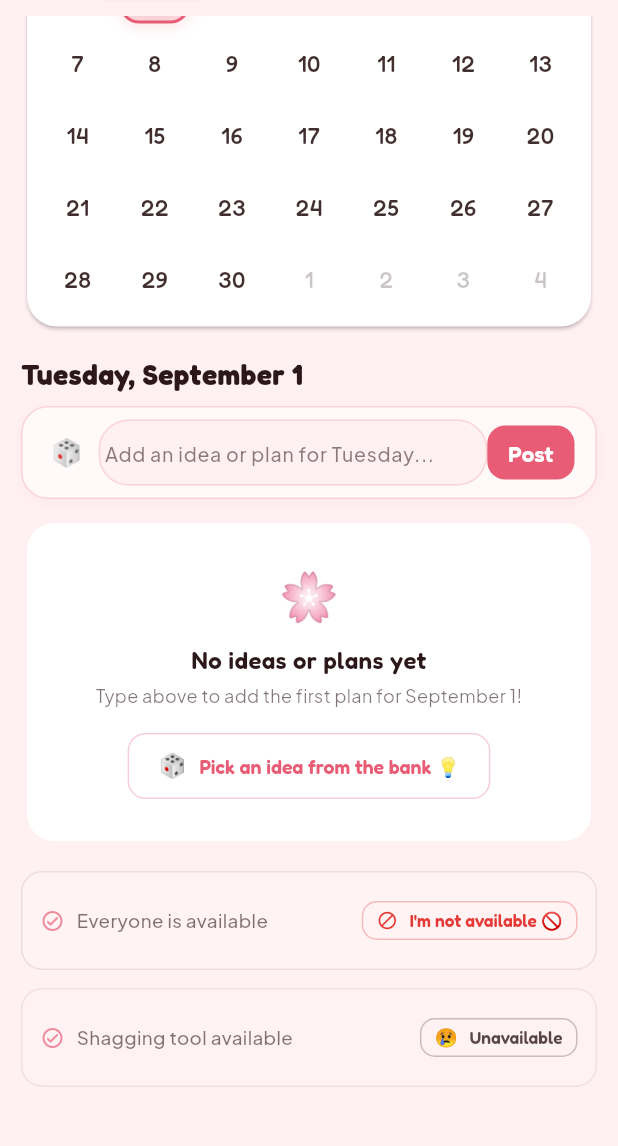
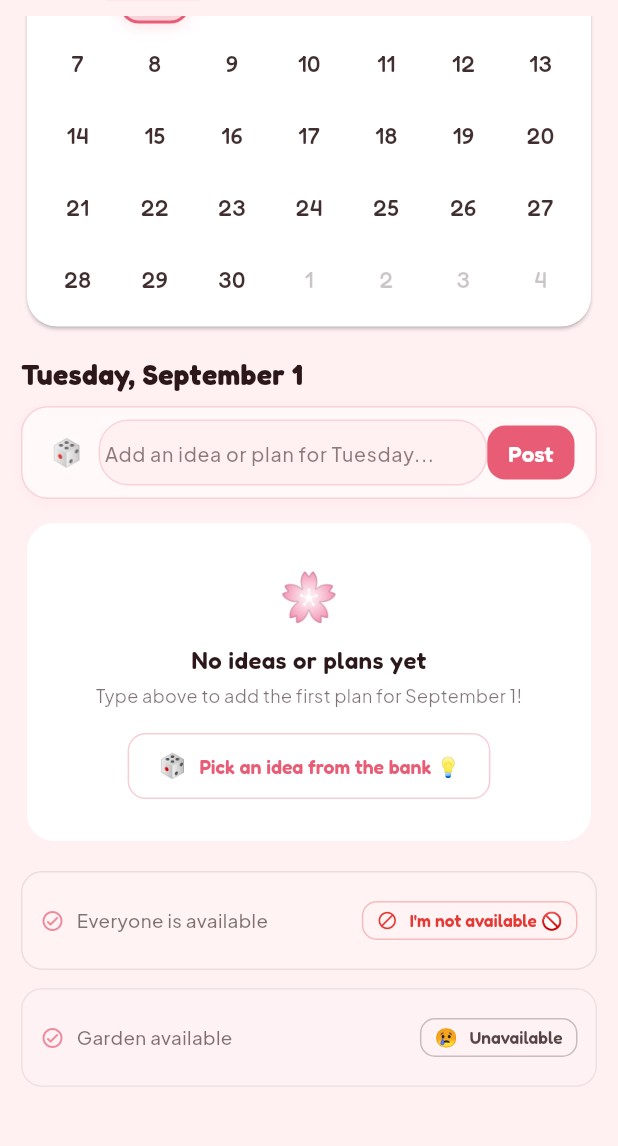
Before and after one commit to MaximeBruneau/Planner, a Flutter app: the CalendarScreen screen opened directly, scrolled down 135 dp, on a phone screen of 412 x 824 dp, the part 68-1214 px from its top. Run offline on Flutter 3.47's test engine with Material 3 defaults, Android fonts, the phone set to English and light mode, and no system bars; drawn by our look-alikes of table_calendar; our stand-ins replace cloud_firestore, firebase_auth, firebase_core, flutter_local_notifications, flutter_riverpod, google_fonts and 3 more; accounts and stored records are empty.

Commit message:
refactor(calendar): rename shaging tool to garden unavailable in UI

```diff
--- a/lib/views/calendar/widgets/selected_day_unavailability_card.dart
+++ b/lib/views/calendar/widgets/selected_day_unavailability_card.dart
@@ -258,7 +258,7 @@ class SelectedDayUnavailabilityCard extends StatelessWidget {
                 const SizedBox(width: 8),
                 Expanded(
                   child: Text(
-                    "Shagging tool unavailable 😢 (${shaggingAvailabilities.length})",
+                    "Garden unavailable 😢 (${shaggingAvailabilities.length})",
                     style: GoogleFonts.fredoka(
                       fontSize: 14,
                       fontWeight: FontWeight.w600,
@@ -352,7 +352,7 @@ class SelectedDayUnavailabilityCard extends StatelessWidget {
           const SizedBox(width: 8),
           Expanded(
             child: Text(
-              "Shagging tool available",
+              "Garden available",
               style: GoogleFonts.plusJakartaSans(
                 fontSize: 12.5,
                 fontWeight: FontWeight.w500,
@@ -374,7 +374,7 @@ class SelectedDayUnavailabilityCard extends StatelessWidget {
         onPressed: onToggleShaggingAvailability,
         icon: const Icon(Icons.check_circle_rounded, size: 14, color: Colors.green),
         label: const Text(
-          "Tool Available ✅",
+          "Garden Available ✅",
           style: TextStyle(fontSize: 11.5, fontWeight: FontWeight.bold, color: Colors.green),
         ),
         style: OutlinedButton.styleFrom(
--- a/pubspec.yaml
+++ b/pubspec.yaml
@@ -2,7 +2,7 @@ name: super_planner
 description: "Super Planner - Collaborative shared calendar for groups, friends, and couples."
 publish_to: 'none'
 
-version: 1.1.2+21
+version: 1.1.2+22
 
 environment:
   sdk: '>=3.5.0 <4.0.0'
```
